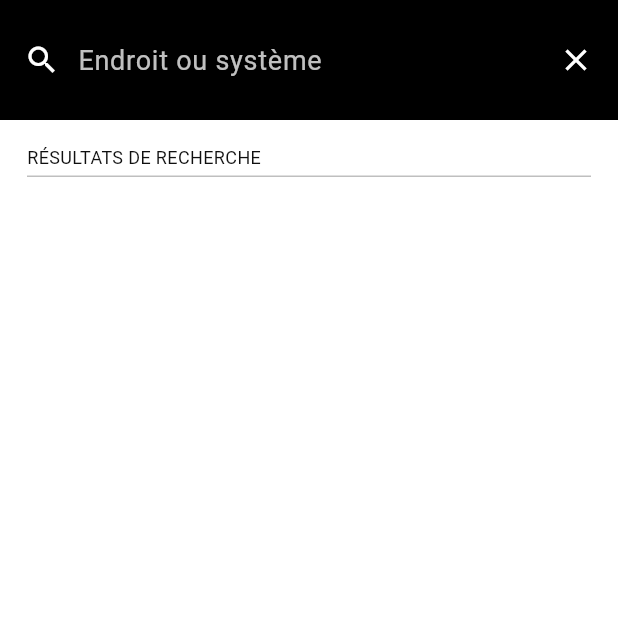
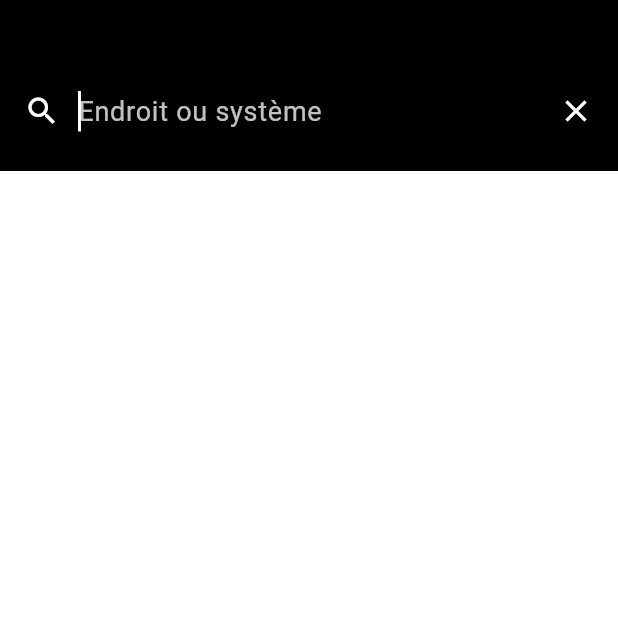
Before and after one commit to JerPatterson/BikeNearMe, a Flutter app: the screen it shows after launch, after a tap on "Stations près de", on a phone screen of 412 x 824 dp, the top half of it. Run offline on Flutter 3.47's test engine with Material 3 defaults, Android fonts, the phone set to English and light mode, and no system bars; our stand-ins replace firebase_core, firebase_database, flutter_map, geolocator, latlong2, sliding_up_panel; missing offline and left inert: flutter_map_cancellable_tile_provider; accounts and stored records are empty.

Commit message:
small user interface quality improvements

```diff
--- a/lib/pages/search_place.dart
+++ b/lib/pages/search_place.dart
@@ -62,7 +62,7 @@ class _SearchPlacePageState extends State<SearchPlacePage> {
           Container(
             color: Colors.black,
             child: Padding(
-              padding: const EdgeInsets.all(16.0),
+              padding: const EdgeInsets.fromLTRB(16.0, 50.0, 16.0, 16.0),
               child: Row(
                 children: [
                   Icon(
@@ -76,6 +76,7 @@ class _SearchPlacePageState extends State<SearchPlacePage> {
                       onChanged: (value) => {
                         updateSuggestionsWithInput(value)
                       },
+                      autofocus: true,
                       cursorColor: Colors.white,
                       style: const TextStyle(
                         color: Colors.white,
@@ -103,7 +104,7 @@ class _SearchPlacePageState extends State<SearchPlacePage> {
             ),
           ),
 
-          Padding(
+          if (_placeSuggestions.isNotEmpty) Padding(
             padding: const EdgeInsets.only(left: 18.0, top: 16.0),
             child: const Text(
               "RÉSULTATS DE RECHERCHE",
@@ -114,7 +115,7 @@ class _SearchPlacePageState extends State<SearchPlacePage> {
               ),
             ),
           ),
-          Divider(
+          if (_placeSuggestions.isNotEmpty) Divider(
             height: 9.0,
             color: Color(0x40000000),
             thickness: 1.0,
@@ -123,6 +124,8 @@ class _SearchPlacePageState extends State<SearchPlacePage> {
           ),
           Expanded(
             child: ListView.builder(
+              padding: EdgeInsets.zero,
+              physics: const ClampingScrollPhysics(),
               itemCount: _placeSuggestions.length,
               itemBuilder: (context, index) {
                 return Padding(
@@ -142,6 +145,7 @@ class _SearchPlacePageState extends State<SearchPlacePage> {
                             const SizedBox(height: 8.0),
                             Text(
                               _placeSuggestions[index].name,
+                              overflow: TextOverflow.ellipsis,
                               style: const TextStyle(
                                 color: Colors.black,
                                 fontSize: 16,
@@ -150,6 +154,7 @@ class _SearchPlacePageState extends State<SearchPlacePage> {
                             ),
                             Text(
                               _placeSuggestions[index].subName,
+                              overflow: TextOverflow.ellipsis,
                               style: const TextStyle(
                                 color: Color(0xF0000000),
                                 fontSize: 12,
--- a/lib/pages/stations_map.dart
+++ b/lib/pages/stations_map.dart
@@ -397,12 +397,15 @@ class _StationsMapPageState extends State<StationsMapPage> {
                           color: _numberOfStations == 0 ?
                             Colors.transparent : _navigationBarColor,
                         ),
+                        child: Padding(
+                          padding: const EdgeInsets.only(bottom: 4.0),
                           child: StationList(
                             updateNbOfStations: updateNbOfStations,
                             latitude: _latitude,
                             longitude: _longitude,
                             stationsSystems: _stationsSystems,
                             showDockAvailability: _typeNotDisplayed == "bikes",
+                          ),
                         ),
                       ),
                     ),
@@ -509,8 +512,8 @@ class _StationsMapPageState extends State<StationsMapPage> {
             ),
           );
         },
-        maxHeight: min(_numberOfStations * 90.8 + 184, MediaQuery.of(context).size.height),
-        minHeight: min(_numberOfStations * 90.8 + 184, MediaQuery.of(context).size.height * 0.35),
+        maxHeight: min(_numberOfStations * 90.8 + 200, MediaQuery.of(context).size.height),
+        minHeight: min(_numberOfStations * 90.8 + 200, MediaQuery.of(context).size.height * 0.35),
         renderPanelSheet: false,
         panelSnapping: false,
         parallaxEnabled: true,
```
Lines whose indentation alone changed are shown as unchanged.
